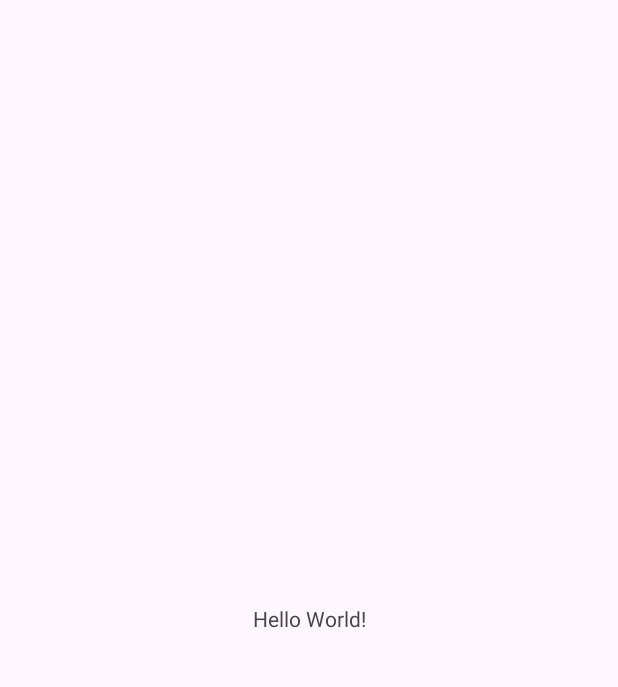
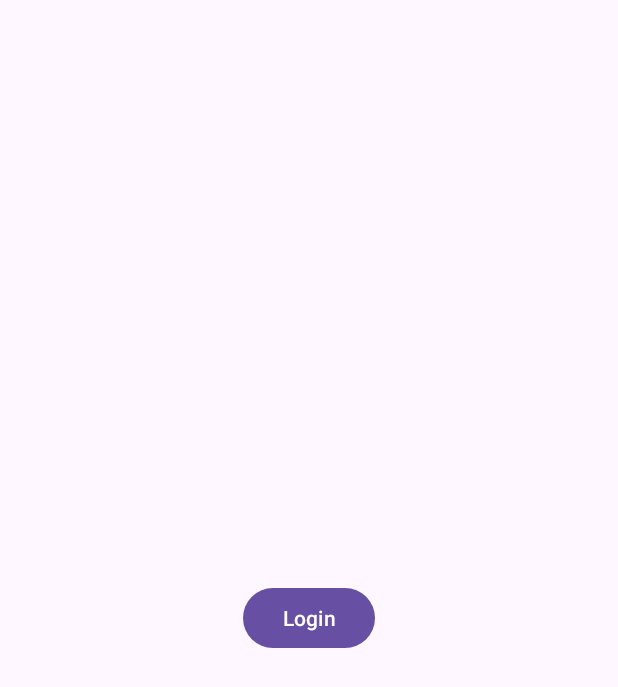
Before and after one commit to emilioale04/CazarPatos, an Android app: the screen it shows after launch (MainActivity before the commit, LoginActivity after it), on a phone screen of 412 x 824 dp. Before the commit the part shown is almost empty. Shown: the top 687 px of the screen. Run offline under Robolectric (Android 15) with nearby library versions, the phone set to English and light mode, and no system bars.

Commit message:
Added login activity

```diff
--- a/app/src/main/AndroidManifest.xml
+++ b/app/src/main/AndroidManifest.xml
@@ -13,6 +13,15 @@
         android:theme="@style/Theme.CazarPatos"
         tools:targetApi="31">
         <activity
+            android:name=".LoginActivity"
+            android:exported="true">
+            <intent-filter>
+                <action android:name="android.intent.action.MAIN" />
+
+                <category android:name="android.intent.category.LAUNCHER" />
+            </intent-filter>
+        </activity>
+        <activity
             android:name=".MainActivity"
             android:exported="true">
             <intent-filter>
--- /dev/null
+++ b/app/src/main/java/com/emilio/armas/cazarpatos/LoginActivity.kt
@@ -0,0 +1,33 @@
+package com.emilio.armas.cazarpatos
+
+import android.content.Intent
+import android.os.Bundle
+import android.util.Log
+import android.view.View
+import android.widget.Button
+import android.widget.Toast
+import androidx.activity.enableEdgeToEdge
+import androidx.appcompat.app.AppCompatActivity
+import androidx.core.view.ViewCompat
+import androidx.core.view.WindowInsetsCompat
+
+const val TAG = "Login Activity"
+class LoginActivity : AppCompatActivity() {
+    private lateinit var buttonLogin: Button
+
+    override fun onCreate(savedInstanceState: Bundle?) {
+        super.onCreate(savedInstanceState)
+        enableEdgeToEdge()
+        setContentView(R.layout.activity_login)
+        buttonLogin = findViewById<Button>(R.id.buttonLogin)
+        ViewCompat.setOnApplyWindowInsetsListener(findViewById(R.id.main)) { v, insets ->
+            val systemBars = insets.getInsets(WindowInsetsCompat.Type.systemBars())
+            v.setPadding(systemBars.left, systemBars.top, systemBars.right, systemBars.bottom)
+            insets
+        }
+        buttonLogin.setOnClickListener {
+            val intent = Intent(this, MainActivity::class.java)
+            startActivity(intent);
+        }
+    }
+}
--- /dev/null
+++ b/app/src/main/res/layout/activity_login.xml
@@ -0,0 +1,19 @@
+<?xml version="1.0" encoding="utf-8"?>
+<androidx.constraintlayout.widget.ConstraintLayout xmlns:android="http://schemas.android.com/apk/res/android"
+    xmlns:app="http://schemas.android.com/apk/res-auto"
+    xmlns:tools="http://schemas.android.com/tools"
+    android:id="@+id/main"
+    android:layout_width="match_parent"
+    android:layout_height="match_parent"
+    tools:context=".LoginActivity">
+
+    <Button
+        android:id="@+id/buttonLogin"
+        android:layout_width="wrap_content"
+        android:layout_height="wrap_content"
+        android:text="@string/button_login"
+        app:layout_constraintBottom_toBottomOf="parent"
+        app:layout_constraintEnd_toEndOf="parent"
+        app:layout_constraintStart_toStartOf="parent"
+        app:layout_constraintTop_toTopOf="parent" />
+</androidx.constraintlayout.widget.ConstraintLayout>
--- a/app/src/main/res/values/strings.xml
+++ b/app/src/main/res/values/strings.xml
@@ -1,3 +1,4 @@
 <resources>
     <string name="app_name">CazarPatos</string>
+    <string name="button_login">Login</string>
 </resources>
```
